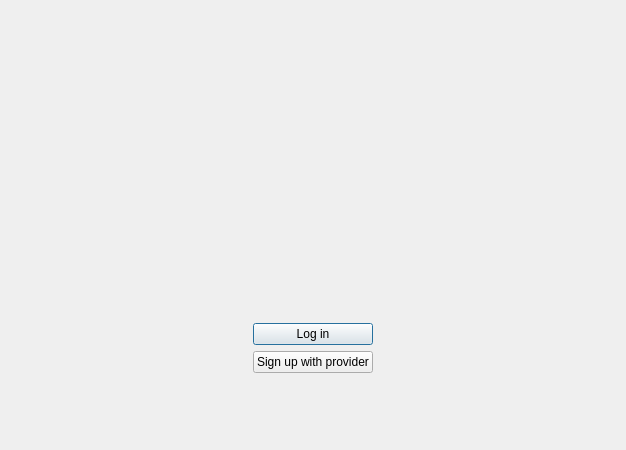
Qt form src/gui/wizard/welcomepage.ui (IONOS-Productivity/nc-desktop) before a commit.
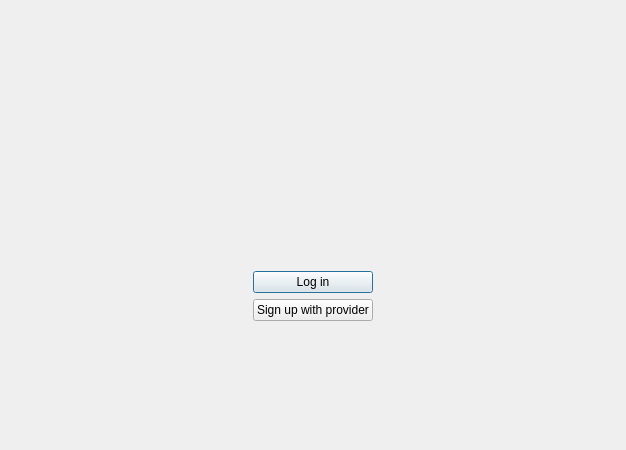
The same form after that commit. Custom widgets are drawn as their Qt base class.

Commit message: [SES-144] correct sizes in the login ui page

Patch:
```diff
--- a/src/gui/wizard/welcomepage.ui
+++ b/src/gui/wizard/welcomepage.ui
@@ -49,7 +49,7 @@
                             <property name="sizeHint" stdset="0">
                                 <size>
                                     <width>20</width>
-                                    <height>130</height>
+                                    <height>70</height>
                                 </size>
                             </property>
                         </spacer>
@@ -86,13 +86,13 @@
                                     <property name="font">
                                         <font>
                                             <pointsize>12</pointsize>
-                                            <weight>75</weight>
                                             <bold>true</bold>
                                         </font>
                                     </property>
                                     <property name="sizeHint" stdset="0">
                                         <size>
-                                            <width>287</width>
+                                            <width>-1</width>
+                                            <height>-1</height>
                                         </size>
                                     </property>
                                 </widget>
@@ -132,7 +132,7 @@
                             <property name="sizeHint" stdset="0">
                                 <size>
                                     <width>20</width>
-                                    <height>120</height>
+                                    <height>50</height>
                                 </size>
                             </property>
                         </spacer>
```
